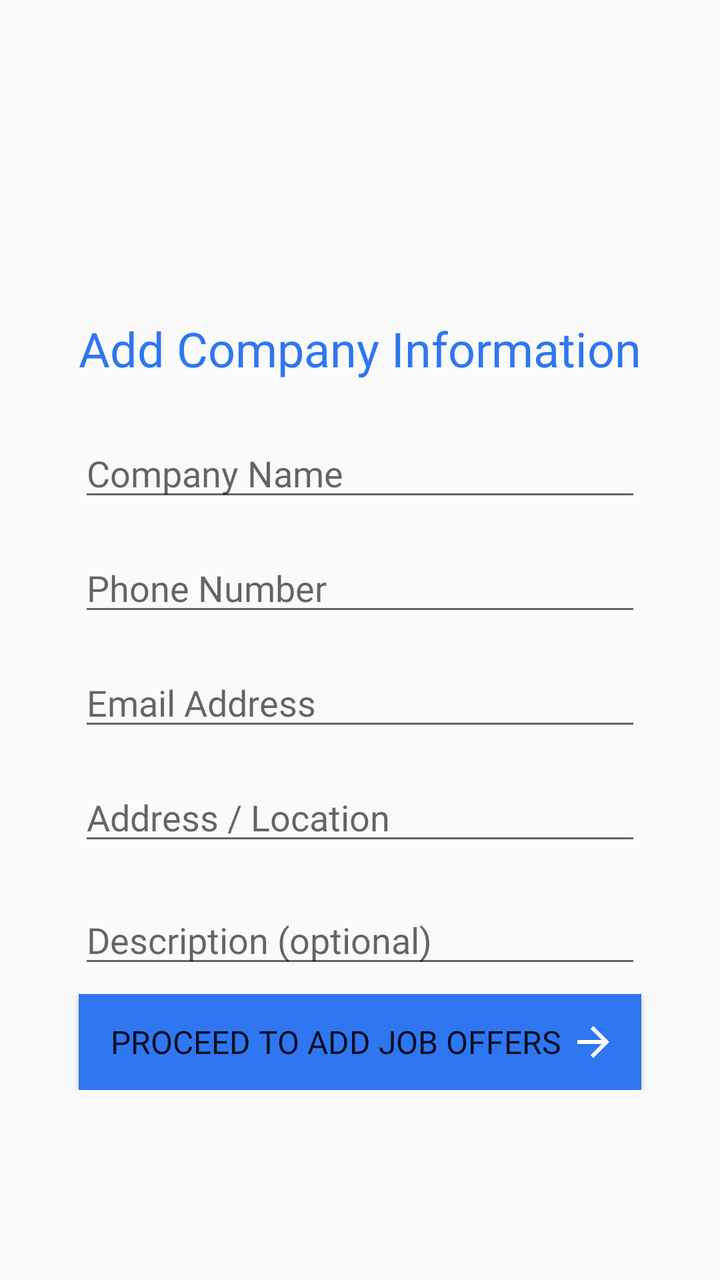
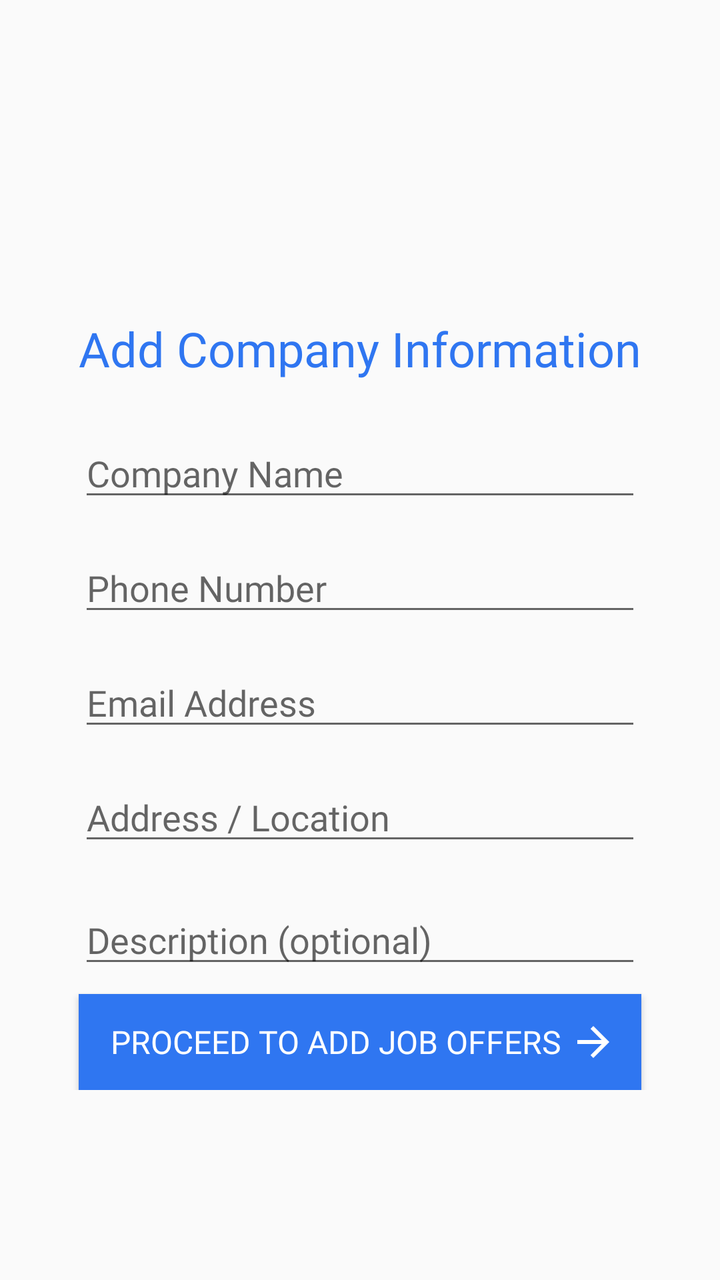

An Android layout rendered at two revisions. The XML below is the earlier revision; the diff shows what the commit changed to produce the second picture.
<!-- AndroidManifest.xml: application theme AppTheme -->
<!-- res/layout/activity_add__job.xml -->
<?xml version="1.0" encoding="utf-8"?>
<ScrollView
    xmlns:android="http://schemas.android.com/apk/res/android"
    xmlns:app="http://schemas.android.com/apk/res-auto"
    xmlns:tools="http://schemas.android.com/tools"
    android:layout_width="match_parent"
    android:layout_height="match_parent" >
<androidx.constraintlayout.widget.ConstraintLayout
    android:layout_width="match_parent"
    android:layout_height="match_parent"
    tools:context=".Add_Job">

    <ImageView
        android:id="@+id/profile"
        android:layout_width="128dp"
        android:layout_height="150dp"
        android:layout_gravity="center"
        app:layout_constraintEnd_toEndOf="parent"
        app:layout_constraintStart_toStartOf="parent"
        app:layout_constraintTop_toTopOf="parent" />

    <TextView
        android:id="@+id/textView"
        android:layout_width="wrap_content"
        android:layout_height="wrap_content"
        android:layout_marginTop="8dp"
        android:fontFamily="@font/nunito_bold"
        android:gravity="center"
        android:text="@string/form_name"
        android:textColor="@color/colorPrimary"
        android:textSize="24sp"
        app:layout_constraintEnd_toEndOf="@+id/profile"
        app:layout_constraintStart_toStartOf="@+id/profile"
        app:layout_constraintTop_toBottomOf="@+id/profile" />

    <EditText
        android:id="@+id/TextView"
        android:layout_width="0dp"
        android:layout_height="wrap_content"
        android:layout_marginTop="24dp"
        android:fontFamily="@font/nunito"
        android:hint="Company Name"
        app:layout_constraintEnd_toEndOf="@+id/textView"
        app:layout_constraintHorizontal_bias="0.0"
        app:layout_constraintStart_toStartOf="@+id/textView"
        app:layout_constraintTop_toBottomOf="@+id/textView" />

    <EditText
        android:id="@+id/editText"
        android:layout_width="0dp"
        android:layout_height="wrap_content"
        android:layout_marginTop="16dp"
        android:ems="10"
        android:fontFamily="@font/nunito"
        android:hint="Phone Number"
        android:inputType="phone"
        app:layout_constraintEnd_toEndOf="@+id/TextView"
        app:layout_constraintHorizontal_bias="0.0"
        app:layout_constraintStart_toStartOf="@+id/TextView"
        app:layout_constraintTop_toBottomOf="@+id/TextView" />

    <EditText
        android:id="@+id/editText2"
        android:layout_width="0dp"
        android:layout_height="wrap_content"
        android:layout_marginTop="16dp"
        android:ems="10"
        android:fontFamily="@font/nunito"
        android:hint="Email Address"
        android:inputType="textEmailAddress"
        app:layout_constraintEnd_toEndOf="@+id/editText"
        app:layout_constraintStart_toStartOf="@+id/editText"
        app:layout_constraintTop_toBottomOf="@+id/editText" />

    <EditText
        android:id="@+id/editText3"
        android:layout_width="0dp"
        android:layout_height="wrap_content"
        android:layout_marginTop="16dp"
        android:ems="10"
        android:fontFamily="@font/nunito"
        android:hint="Address / Location"
        android:inputType="textMultiLine"
        app:layout_constraintEnd_toEndOf="@+id/editText2"
        app:layout_constraintStart_toStartOf="@+id/editText2"
        app:layout_constraintTop_toBottomOf="@+id/editText2" />

    <EditText
        android:id="@+id/editText5"
        android:layout_width="0dp"
        android:layout_height="wrap_content"
        android:layout_marginTop="20dp"
        android:ems="10"
        android:fontFamily="@font/nunito"
        android:gravity="start|top"
        android:hint="Description (optional)"
        android:inputType="textMultiLine"
        app:layout_constraintEnd_toEndOf="@+id/editText3"
        app:layout_constraintStart_toStartOf="@+id/editText3"
        app:layout_constraintTop_toBottomOf="@+id/editText3" />

    <Button
        android:id="@+id/button"
        android:layout_width="0dp"
        android:layout_height="wrap_content"
        android:layout_marginTop="8dp"
        android:background="@color/colorPrimary"
        android:drawableRight="@drawable/ic_arrow_forward_black_24dp"
        android:fontFamily="@font/nunito"
        android:padding="12dp"
        android:text="Proceed to Add job Offers"
        android:textColor="@color/cfdialog_button_white_text_color"
        android:textSize="16sp"
        app:layout_constraintEnd_toEndOf="@+id/editText5"
        app:layout_constraintStart_toStartOf="@+id/editText5"
        app:layout_constraintTop_toBottomOf="@+id/editText5" />


</androidx.constraintlayout.widget.ConstraintLayout>
</ScrollView>
<!-- resources referenced by this layout -->
<resources>
  <color name="colorPrimary">#2F76F1</color>
  <!-- drawable ic_arrow_forward_black_24dp (drawable) -->
  <vector android:height="24dp" android:tint="#FFFFFF"
      android:viewportHeight="24.0" android:viewportWidth="24.0"
      android:width="24dp" xmlns:android="http://schemas.android.com/apk/res/android">
      <path android:fillColor="#FF000000" android:pathData="M12,4l-1.41,1.41L16.17,11H4v2h12.17l-5.58,5.59L12,20l8,-8z"/>
  </vector>
  <string name="form_name">Add Company Information</string>
  <style name="AppTheme" parent="Theme.AppCompat.Light.DarkActionBar">
          
          <item name="colorPrimary">@color/colorPrimary</item>
          <item name="colorPrimaryDark">@color/colorPrimaryDark</item>
          <item name="colorAccent">@color/colorAccent</item>
      </style>
  <color name="colorPrimaryDark">#00574B</color>
  <color name="colorAccent">#2F76F1</color>
</resources>

<!-- the commit's change to res/layout/activity_add__job.xml (unified diff, before → after) -->
@@ -109,7 +109,7 @@
         android:fontFamily="@font/nunito"
         android:padding="12dp"
         android:text="Proceed to Add job Offers"
-        android:textColor="@color/cfdialog_button_white_text_color"
+        android:textColor="@color/white"
         android:textSize="16sp"
         app:layout_constraintEnd_toEndOf="@+id/editText5"
         app:layout_constraintStart_toStartOf="@+id/editText5"
<!-- resource entries referenced after the edit -->
@@ -1,6 +1,7 @@
 <!-- resources referenced by this layout -->
 <resources>
   <color name="colorPrimary">#2F76F1</color>
+  <color name="white">#FFFFFF</color>
   <!-- drawable ic_arrow_forward_black_24dp (drawable) -->
   <vector android:height="24dp" android:tint="#FFFFFF"
       android:viewportHeight="24.0" android:viewportWidth="24.0"
